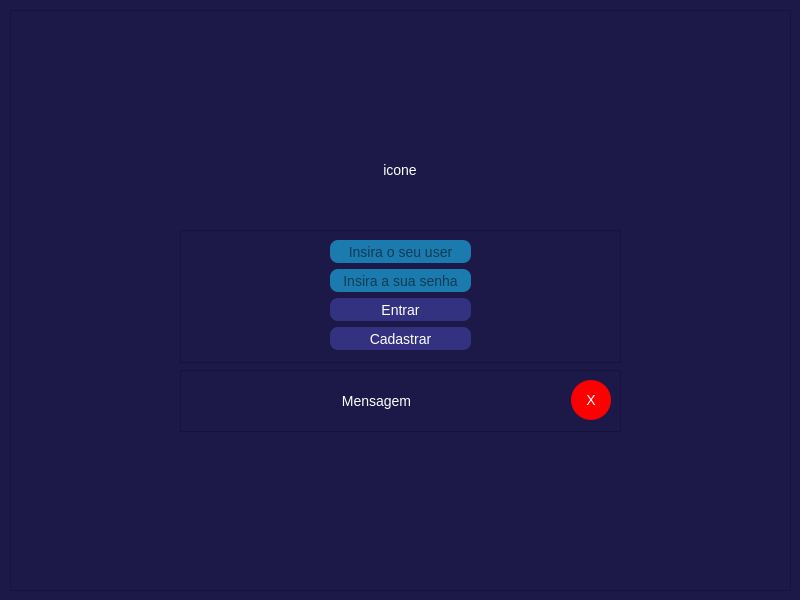
Before: the Qt Designer form view/gui_principal.ui in jhonestiago/BiblioLink, drawn with Qt 5.
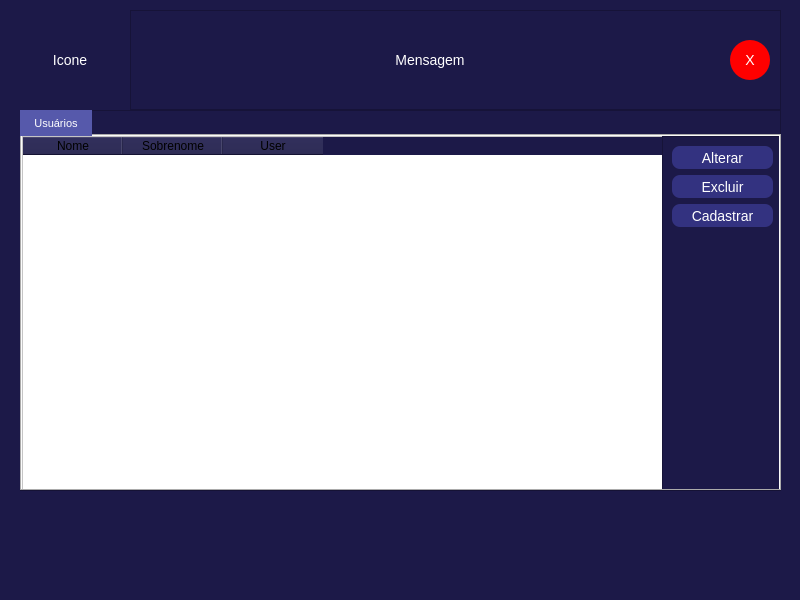
After: the same form once the commit is applied. The open tabs and pages were chosen to show the change.

Commit message: Gerencia de usuarios

```diff
--- a/view/gui_principal.ui
+++ b/view/gui_principal.ui
@@ -3454,6 +3454,260 @@
        </widget>
       </widget>
      </widget>
+     <widget class="QWidget" name="page_sistema_usuarios">
+      <widget class="QFrame" name="frame_usuarios_principal">
+       <property name="geometry">
+        <rect>
+         <x>10</x>
+         <y>10</y>
+         <width>781</width>
+         <height>581</height>
+        </rect>
+       </property>
+       <property name="styleSheet">
+        <string notr="true"/>
+       </property>
+       <property name="frameShape">
+        <enum>QFrame::NoFrame</enum>
+       </property>
+       <property name="frameShadow">
+        <enum>QFrame::Plain</enum>
+       </property>
+       <widget class="QLabel" name="label_icon_usuarios">
+        <property name="geometry">
+         <rect>
+          <x>10</x>
+          <y>0</y>
+          <width>100</width>
+          <height>100</height>
+         </rect>
+        </property>
+        <property name="text">
+         <string>Icone</string>
+        </property>
+        <property name="alignment">
+         <set>Qt::AlignCenter</set>
+        </property>
+       </widget>
+       <widget class="QFrame" name="frame_usuarios_msg">
+        <property name="geometry">
+         <rect>
+          <x>120</x>
+          <y>0</y>
+          <width>651</width>
+          <height>100</height>
+         </rect>
+        </property>
+        <property name="styleSheet">
+         <string notr="true">QLabel {
+	border-radius: 2px;
+}</string>
+        </property>
+        <property name="frameShape">
+         <enum>QFrame::StyledPanel</enum>
+        </property>
+        <property name="frameShadow">
+         <enum>QFrame::Raised</enum>
+        </property>
+        <widget class="QLabel" name="label_usuarios_msg">
+         <property name="geometry">
+          <rect>
+           <x>15</x>
+           <y>35</y>
+           <width>570</width>
+           <height>30</height>
+          </rect>
+         </property>
+         <property name="text">
+          <string>Mensagem</string>
+         </property>
+         <property name="alignment">
+          <set>Qt::AlignCenter</set>
+         </property>
+        </widget>
+        <widget class="QPushButton" name="pushButton_usuarios_fechar_msg">
+         <property name="geometry">
+          <rect>
+           <x>600</x>
+           <y>30</y>
+           <width>40</width>
+           <height>40</height>
+          </rect>
+         </property>
+         <property name="styleSheet">
+          <string notr="true">QPushButton{
+	background-color: rgb(255, 0, 0);
+	border-radius: 20px;
+	font-size: 14px;
+	color: white;
+}</string>
+         </property>
+         <property name="text">
+          <string>X</string>
+         </property>
+        </widget>
+       </widget>
+       <widget class="QFrame" name="frame_usuarios_fundo">
+        <property name="geometry">
+         <rect>
+          <x>10</x>
+          <y>100</y>
+          <width>761</width>
+          <height>381</height>
+         </rect>
+        </property>
+        <property name="styleSheet">
+         <string notr="true"/>
+        </property>
+        <property name="frameShape">
+         <enum>QFrame::StyledPanel</enum>
+        </property>
+        <property name="frameShadow">
+         <enum>QFrame::Raised</enum>
+        </property>
+        <widget class="QTabWidget" name="tabWidget_usuarios_dados">
+         <property name="geometry">
+          <rect>
+           <x>0</x>
+           <y>0</y>
+           <width>761</width>
+           <height>381</height>
+          </rect>
+         </property>
+         <property name="styleSheet">
+          <string notr="true">#tabWidget_lista_dados {
+	background-color: rgb(28, 25, 72);
+}
+QTabBar::tab:!selected {
+	font-family: 'Candara', Arial, sans-serif;
+	font-size: 11px;
+	background-color: rgb(51, 50, 128);
+	color: rgb(255, 255, 255);
+}
+QTabBar::tab:selected {
+	font-family: 'Candara', Arial, sans-serif;
+	font-size: 11px;
+	background-color: rgb(86, 89, 171);
+	color: rgb(255, 255, 255);
+}
+QTabBar::tab-line {
+	font-family: 'Candara', Arial, sans-serif;
+	font-size: 11px;
+	background-color: rgb(28, 25, 72);
+}
+QTableWidget {
+	background-color: rgb(255, 255, 255);
+	font-family: 'Times New Roman', Times, serif;
+	font-size:14px;
+}
+	
+</string>
+         </property>
+         <property name="currentIndex">
+          <number>0</number>
+         </property>
+         <widget class="QWidget" name="tab_usuarios_dados">
+          <attribute name="title">
+           <string>Usuários</string>
+          </attribute>
+          <widget class="QTableWidget" name="tableWidget_usuarios_usuarios">
+           <property name="geometry">
+            <rect>
+             <x>0</x>
+             <y>0</y>
+             <width>641</width>
+             <height>355</height>
+            </rect>
+           </property>
+           <property name="styleSheet">
+            <string notr="true"/>
+           </property>
+           <property name="editTriggers">
+            <set>QAbstractItemView::NoEditTriggers</set>
+           </property>
+           <column>
+            <property name="text">
+             <string>Nome</string>
+            </property>
+           </column>
+           <column>
+            <property name="text">
+             <string>Sobrenome</string>
+            </property>
+           </column>
+           <column>
+            <property name="text">
+             <string>User</string>
+            </property>
+           </column>
+          </widget>
+          <widget class="QFrame" name="frame_usuarios_botoes">
+           <property name="geometry">
+            <rect>
+             <x>640</x>
+             <y>0</y>
+             <width>121</width>
+             <height>354</height>
+            </rect>
+           </property>
+           <property name="styleSheet">
+            <string notr="true">QPushButton {
+	font-family: 'Candara', Arial, sans-serif;
+	font-size: 14px;
+	background-color: rgb(51, 50, 128);
+	border-radius: 8px;
+	height: 23px;
+	color: rgb(255, 255, 255);
+}</string>
+           </property>
+           <property name="frameShape">
+            <enum>QFrame::StyledPanel</enum>
+           </property>
+           <property name="frameShadow">
+            <enum>QFrame::Raised</enum>
+           </property>
+           <layout class="QGridLayout" name="gridLayout_12">
+            <item row="7" column="0">
+             <spacer name="verticalSpacer_7">
+              <property name="orientation">
+               <enum>Qt::Vertical</enum>
+              </property>
+              <property name="sizeHint" stdset="0">
+               <size>
+                <width>20</width>
+                <height>40</height>
+               </size>
+              </property>
+             </spacer>
+            </item>
+            <item row="3" column="0">
+             <widget class="QPushButton" name="pushButton_usuarios_excluir">
+              <property name="text">
+               <string>Excluir</string>
+              </property>
+             </widget>
+            </item>
+            <item row="2" column="0">
+             <widget class="QPushButton" name="pushButton_usuarios_alterar">
+              <property name="text">
+               <string>Alterar</string>
+              </property>
+             </widget>
+            </item>
+            <item row="4" column="0">
+             <widget class="QPushButton" name="pushButton_usuarios_cadastrar">
+              <property name="text">
+               <string>Cadastrar</string>
+              </property>
+             </widget>
+            </item>
+           </layout>
+          </widget>
+         </widget>
+        </widget>
+       </widget>
+      </widget>
+     </widget>
     </widget>
    </widget>
   </widget>
```
Left out of the diff: 9 changed lines with no effect on the pictures. The commit also changes 4 other files.
